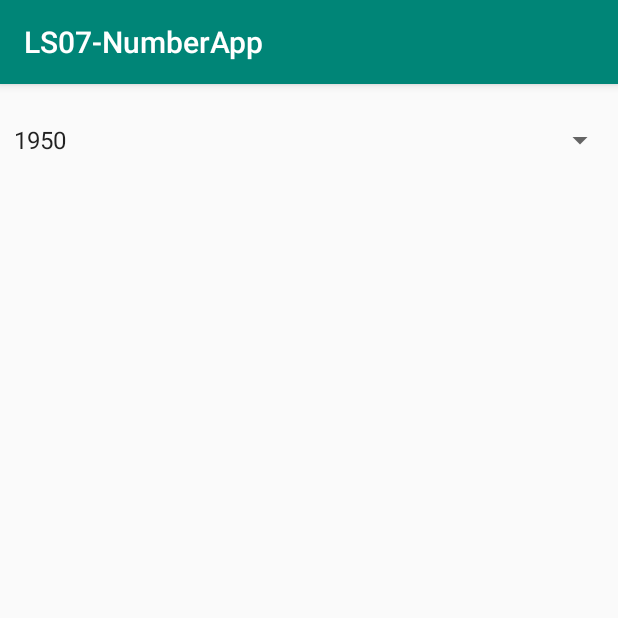
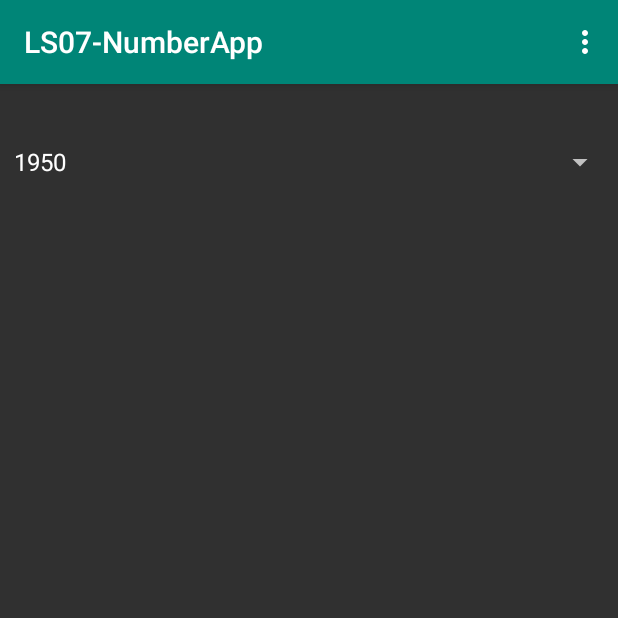
Before and after one commit to SER210-SP20/LS07-NumbersApp, an Android app: the screen it shows after launch (MainActivity), on a phone screen of 412 x 824 dp, the top half of it. Run offline under Robolectric (Android 15) with nearby library versions, the phone set to English and light mode, and no system bars.

Commit message:
Androidx toolbar added

```diff
--- a/app/build.gradle
+++ b/app/build.gradle
@@ -20,7 +20,7 @@ android {
 
 dependencies {
     implementation fileTree(dir: 'libs', include: ['*.jar'])
-    implementation 'androidx.appcompat:appcompat:1.0.2'
+    implementation 'androidx.appcompat:appcompat:1.1.0'
     implementation 'androidx.constraintlayout:constraintlayout:1.1.3'
     testImplementation 'junit:junit:4.12'
     androidTestImplementation 'androidx.test.ext:junit:1.1.0'
--- a/app/src/main/java/edu/quinnipiac/ser210/ls07_numberapp/MainActivity.java
+++ b/app/src/main/java/edu/quinnipiac/ser210/ls07_numberapp/MainActivity.java
@@ -1,28 +1,31 @@
 package edu.quinnipiac.ser210.ls07_numberapp;
-
-import androidx.appcompat.app.AppCompatActivity;
 
 import android.content.Intent;
 import android.os.AsyncTask;
 import android.os.Bundle;
 import android.util.Log;
+import android.view.Menu;
+import android.view.MenuItem;
 import android.view.View;
 import android.widget.AdapterView;
 import android.widget.ArrayAdapter;
 import android.widget.Spinner;
-import android.widget.Toolbar;
+import android.widget.Toast;
+
+import androidx.appcompat.app.AppCompatActivity;
+import androidx.appcompat.widget.ShareActionProvider;
+import androidx.appcompat.widget.Toolbar;
+import androidx.core.view.MenuItemCompat;
 
 import java.io.BufferedReader;
 import java.io.IOException;
-import java.io.InputStream;
 import java.io.InputStreamReader;
-import java.net.HttpRetryException;
 import java.net.HttpURLConnection;
 import java.net.URL;
 
 public class MainActivity extends AppCompatActivity {
     YearsHandler yrHandler = new YearsHandler();
-
+    ShareActionProvider provider;
     boolean userSelect = false;
     private String url1 = "https://numbersapi.p.rapidapi.com/";
     private String url2= "/year?fragment=true&json=true";
@@ -30,10 +33,9 @@ public class MainActivity extends AppCompatActivity {
     public void onCreate(Bundle savedInstanceState) {
         super.onCreate(savedInstanceState);
         setContentView(R.layout.activity_main);
-
+        Toolbar toolbar = findViewById(R.id.toolbar);
+        setSupportActionBar(toolbar);
         Spinner spinner = (Spinner)findViewById(R.id.spinner);
-
-
 
         ArrayAdapter<String> yearsAdapter = new ArrayAdapter<String>(this, android.R.layout.simple_spinner_item,yrHandler.years);
 
@@ -66,7 +68,41 @@ public class MainActivity extends AppCompatActivity {
         userSelect = true;
 
     }
-    private class FetchYearFact extends AsyncTask<String,Void,String>{
+    @Override
+    public boolean onCreateOptionsMenu(Menu menu) {
+        // Inflate the menu; this adds items to the action bar if it is present.
+        getMenuInflater().inflate(R.menu.menu_main, menu);
+        MenuItem shareItem = menu.findItem(R.id.action_share);
+        provider = (ShareActionProvider) MenuItemCompat.getActionProvider(shareItem);
+        if (provider == null)
+            Log.d("MainActivity", "noshare provider");
+
+        return true;
+    }
+    @Override
+    public boolean onOptionsItemSelected(MenuItem item) {
+        // Handle action bar item clicks here. The action bar will
+        // automatically handle clicks on the Home/Up button, so long
+        // as you specify a parent activity in AndroidManifest.xml.
+        int id = item.getItemId();
+        //noinspection SimplifiableIfStatement
+        if (id == R.id.action_settings) {
+            return true;
+        }
+        if (id == R.id.action_share) {
+            Intent intent = new Intent(Intent.ACTION_SEND);
+            intent.setType("text/plain");
+            intent.putExtra(Intent.EXTRA_TEXT, "Hi there");
+            if (provider != null) {
+                provider.setShareIntent(intent);
+            } else
+                Toast.makeText(this, "no provider", Toast.LENGTH_LONG).show();
+            return true;
+        }
+        return false;
+    }
+
+        private class FetchYearFact extends AsyncTask<String,Void,String>{
 
 
         @Override
--- a/app/src/main/java/edu/quinnipiac/ser210/ls07_numberapp/ResultActivity.java
+++ b/app/src/main/java/edu/quinnipiac/ser210/ls07_numberapp/ResultActivity.java
@@ -1,6 +1,7 @@
 package edu.quinnipiac.ser210.ls07_numberapp;
 
 import androidx.appcompat.app.AppCompatActivity;
+import androidx.appcompat.widget.Toolbar;
 
 import android.os.Bundle;
 import android.widget.TextView;
@@ -16,6 +17,8 @@ public class ResultActivity extends AppCompatActivity {
         TextView textView = (TextView) findViewById(R.id.result);
 
         textView.setText(yearFact);
+        Toolbar toolbar = findViewById(R.id.toolbar);
+        setSupportActionBar(toolbar);
 
     }
 }
--- a/app/src/main/res/layout/activity_main.xml
+++ b/app/src/main/res/layout/activity_main.xml
@@ -11,8 +11,21 @@
         android:layout_width="0dp"
         android:layout_height="wrap_content"
         android:layout_marginStart="1dp"
-        android:layout_marginTop="25dp"
+        android:layout_marginTop="96dp"
         android:layout_marginEnd="1dp"
+        app:layout_constraintEnd_toEndOf="parent"
+        app:layout_constraintHorizontal_bias="0.0"
+        app:layout_constraintStart_toStartOf="parent"
+        app:layout_constraintTop_toTopOf="parent" />
+
+    <androidx.appcompat.widget.Toolbar
+        android:id="@+id/toolbar"
+        android:layout_width="0dp"
+        android:layout_height="wrap_content"
+        android:background="?attr/colorPrimary"
+        android:minHeight="?attr/actionBarSize"
+        android:theme="?attr/actionBarTheme"
+        android:elevation="4dp"
         app:layout_constraintEnd_toEndOf="parent"
         app:layout_constraintStart_toStartOf="parent"
         app:layout_constraintTop_toTopOf="parent" />
--- /dev/null
+++ b/app/src/main/res/menu/menu_main.xml
@@ -0,0 +1,14 @@
+<menu xmlns:android="http://schemas.android.com/apk/res/android"
+    xmlns:app="http://schemas.android.com/apk/res-auto"
+    xmlns:tools="http://schemas.android.com/tools"
+    tools:context="edu.quinnipiac.ser210.actionbardemo.MainActivity">
+    <item
+        android:id="@+id/action_settings"
+        android:orderInCategory="100"
+        android:title="@string/action_settings"
+        app:showAsAction="never" />
+    <item android:id="@+id/action_share"
+        android:title="Share"
+        app:showAsAction="never"
+        app:actionProviderClass="androidx.appcompat.widget.ShareActionProvider" />
+</menu>
--- a/app/src/main/res/values/strings.xml
+++ b/app/src/main/res/values/strings.xml
@@ -1,3 +1,4 @@
 <resources>
     <string name="app_name">LS07-NumberApp</string>
+    <string name="action_settings">Settings</string>
 </resources>
--- a/app/src/main/res/values/styles.xml
+++ b/app/src/main/res/values/styles.xml
@@ -1,7 +1,7 @@
 <resources>
 
     <!-- Base application theme. -->
-    <style name="AppTheme" parent="Theme.AppCompat.Light.DarkActionBar">
+    <style name="AppTheme" parent="Theme.AppCompat.NoActionBar">
         <!-- Customize your theme here. -->
         <item name="colorPrimary">@color/colorPrimary</item>
         <item name="colorPrimaryDark">@color/colorPrimaryDark</item>
```
